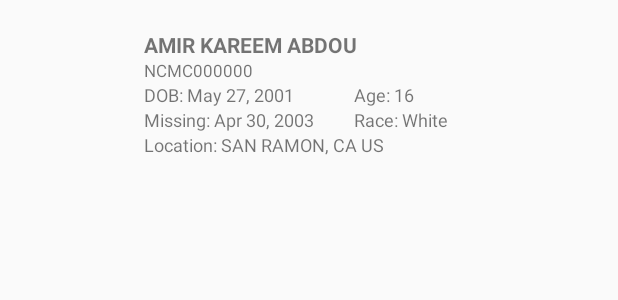
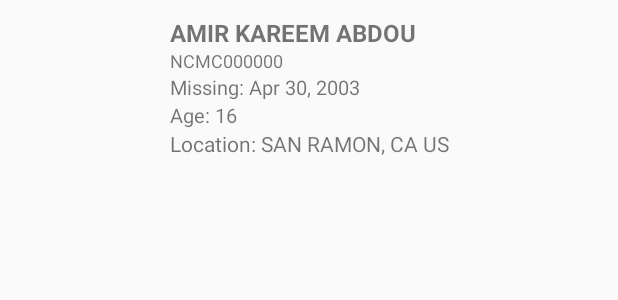
Before and after one commit to trod-123/ProjectMissingKids, an Android app: the layout kids_list_item.xml on its own in the app's theme, with its tools: preview values and no code run, on a phone screen of 412 x 824 dp. Shown: the top 300 px of the screen. Run offline under Robolectric (Android 15) with nearby library versions, the phone set to English and light mode, and no system bars.

```diff
--- a/app/src/main/java/com/thirdarm/projectmissingkids/util/DatabaseInitializer.java
+++ b/app/src/main/java/com/thirdarm/projectmissingkids/util/DatabaseInitializer.java
@@ -147,6 +147,7 @@ public class DatabaseInitializer {
             // first get the JSONArray
             JSONArray searchResults;
             try {
+                NetworkUtils.getSearchResultsMetadataJson();
                 searchResults = NetworkUtils.getSearchResultPageJsonArray(1);
             } catch (JSONException e) {
                 e.printStackTrace();
--- a/app/src/main/res/layout/kids_list_item.xml
+++ b/app/src/main/res/layout/kids_list_item.xml
@@ -24,8 +24,8 @@
     <!-- IMAGE -->
     <ImageView
         android:id="@+id/image_small"
-        android:layout_width="64dp"
-        android:layout_height="80dp"
+        android:layout_width="80dp"
+        android:layout_height="100dp"
         android:layout_marginTop="16dp"
         android:layout_marginBottom="16dp"
         app:layout_constraintBottom_toTopOf="@+id/guideline"
@@ -37,10 +37,10 @@
         android:id="@+id/name"
         android:layout_width="wrap_content"
         android:layout_height="wrap_content"
-        android:layout_marginLeft="16dp"
+        android:layout_marginLeft="17dp"
         app:layout_constraintTop_toTopOf="@+id/image_small"
         app:layout_constraintLeft_toRightOf="@+id/image_small"
-        android:textSize="14sp"
+        android:textSize="16sp"
         android:textAllCaps="true"
         android:textStyle="bold"
         tools:text="AMIR KAREEM ABDOU"/>
@@ -52,59 +52,40 @@
         android:layout_height="wrap_content"
         app:layout_constraintTop_toBottomOf="@+id/name"
         app:layout_constraintLeft_toLeftOf="@+id/name"
-        android:textSize="11sp"
+        android:textSize="12sp"
         tools:text="NCMC000000"/>
 
-    <!-- DOB -->
+
+    <!-- MISSING DATE -->
     <TextView
-        android:id="@+id/dob"
+        android:id="@+id/missing_date"
         android:layout_width="wrap_content"
         android:layout_height="wrap_content"
         app:layout_constraintTop_toBottomOf="@+id/ncmc_id"
         app:layout_constraintLeft_toLeftOf="@id/ncmc_id"
-        android:textSize="12sp"
-        tools:text="DOB: May 27, 2001"/>
+        android:textSize="13sp"
+        tools:text="Missing: Apr 30, 2003"/>
+
 
     <!-- AGE -->
     <TextView
         android:id="@+id/age"
         android:layout_width="wrap_content"
         android:layout_height="wrap_content"
-        app:layout_constraintTop_toTopOf="@+id/dob"
-        app:layout_constraintLeft_toLeftOf="@id/image_small"
-        android:layout_marginLeft="220dp"
-        android:textSize="12sp"
+        app:layout_constraintTop_toBottomOf="@+id/missing_date"
+        app:layout_constraintLeft_toLeftOf="@id/missing_date"
+        android:textSize="13sp"
         tools:text="Age: 16"/>
 
-    <!-- MISSING DATE -->
-    <TextView
-        android:id="@+id/missing_date"
-        android:layout_width="wrap_content"
-        android:layout_height="wrap_content"
-        app:layout_constraintTop_toBottomOf="@+id/dob"
-        app:layout_constraintLeft_toLeftOf="@id/dob"
-        android:textSize="12sp"
-        tools:text="Missing: Apr 30, 2003"/>
-
-    <!-- RACE -->
-    <TextView
-        android:id="@+id/race"
-        android:layout_width="wrap_content"
-        android:layout_height="wrap_content"
-        app:layout_constraintTop_toTopOf="@+id/missing_date"
-        app:layout_constraintLeft_toLeftOf="@id/image_small"
-        android:layout_marginLeft="220dp"
-        android:textSize="12sp"
-        tools:text="Race: White"/>
 
     <!-- LOCATION -->
     <TextView
         android:id="@+id/location"
         android:layout_width="wrap_content"
         android:layout_height="wrap_content"
-        app:layout_constraintTop_toBottomOf="@+id/missing_date"
-        app:layout_constraintLeft_toLeftOf="@id/missing_date"
-        android:textSize="12sp"
+        app:layout_constraintTop_toBottomOf="@+id/age"
+        app:layout_constraintLeft_toLeftOf="@id/age"
+        android:textSize="14sp"
         tools:text="Location: SAN RAMON, CA US"/>
 
 </android.support.constraint.ConstraintLayout>
```
Also changed, not shown: app/src/main/java/com/thirdarm/projectmissingkids/DetailActivity.java (+59 -18 lines), app/src/main/java/com/thirdarm/projectmissingkids/KidsAdapter.java (+3 -19 lines), app/src/main/java/com/thirdarm/projectmissingkids/MainActivity.java (+3 -12 lines), app/src/main/java/com/thirdarm/projectmissingkids/data/MissingKidDao.java (+9 -0 lines).
